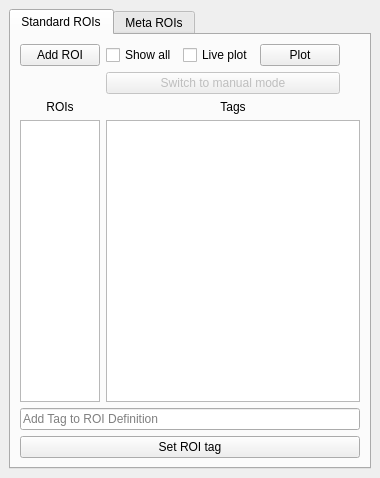
Before: the Qt Designer form viewer/modules/ui_files/roi_manager_pytemplate.ui in kushalkolar/MESmerize, drawn with Qt 5.
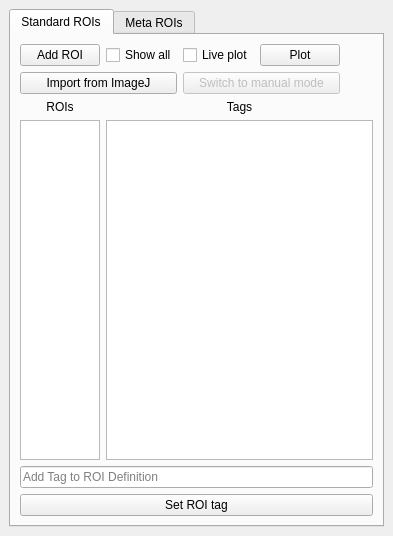
After: the same form once the commit is applied.

Commit message: 1. Classes in roi_types module reorganized. AbstractBaseROI split into AbstractBaseROI and BaseROI. ManualROI and CNMF_ROI inherit from BaseROI. 2. ROI Manager can import ROI zip files created by ImageJ, they become ManualROI instances usingy the pyqtgraph PolyLineROI. 3. Small changes to MES class and image_utils. Update mesfile.py, auto_crop.py, and 28 more files...

The edit to the form file:
```diff
--- a/viewer/modules/ui_files/roi_manager_pytemplate.ui
+++ b/viewer/modules/ui_files/roi_manager_pytemplate.ui
@@ -6,14 +6,14 @@
    <rect>
     <x>0</x>
     <y>0</y>
-    <width>380</width>
-    <height>478</height>
+    <width>393</width>
+    <height>536</height>
    </rect>
   </property>
   <property name="minimumSize">
    <size>
-    <width>380</width>
-    <height>314</height>
+    <width>393</width>
+    <height>362</height>
    </size>
   </property>
   <property name="floating">
@@ -141,16 +141,6 @@
           </property>
          </widget>
         </item>
-        <item row="1" column="1" colspan="3">
-         <widget class="QPushButton" name="btnSwitchToManualMode">
-          <property name="enabled">
-           <bool>false</bool>
-          </property>
-          <property name="text">
-           <string>Switch to manual mode</string>
-          </property>
-         </widget>
-        </item>
         <item row="0" column="5">
          <spacer name="horizontalSpacer">
           <property name="orientation">
@@ -164,6 +154,23 @@
           </property>
          </spacer>
         </item>
+        <item row="1" column="2" colspan="2">
+         <widget class="QPushButton" name="btnSwitchToManualMode">
+          <property name="enabled">
+           <bool>false</bool>
+          </property>
+          <property name="text">
+           <string>Switch to manual mode</string>
+          </property>
+         </widget>
+        </item>
+        <item row="1" column="0" colspan="2">
+         <widget class="QPushButton" name="pushButtonImportFromImageJ">
+          <property name="text">
+           <string>Import from ImageJ</string>
+          </property>
+         </widget>
+        </item>
        </layout>
       </widget>
       <widget class="QWidget" name="tabMetaROI">
```
Left out of the diff: 2 changed lines with no effect on the pictures. The commit also changes 29 other files.
